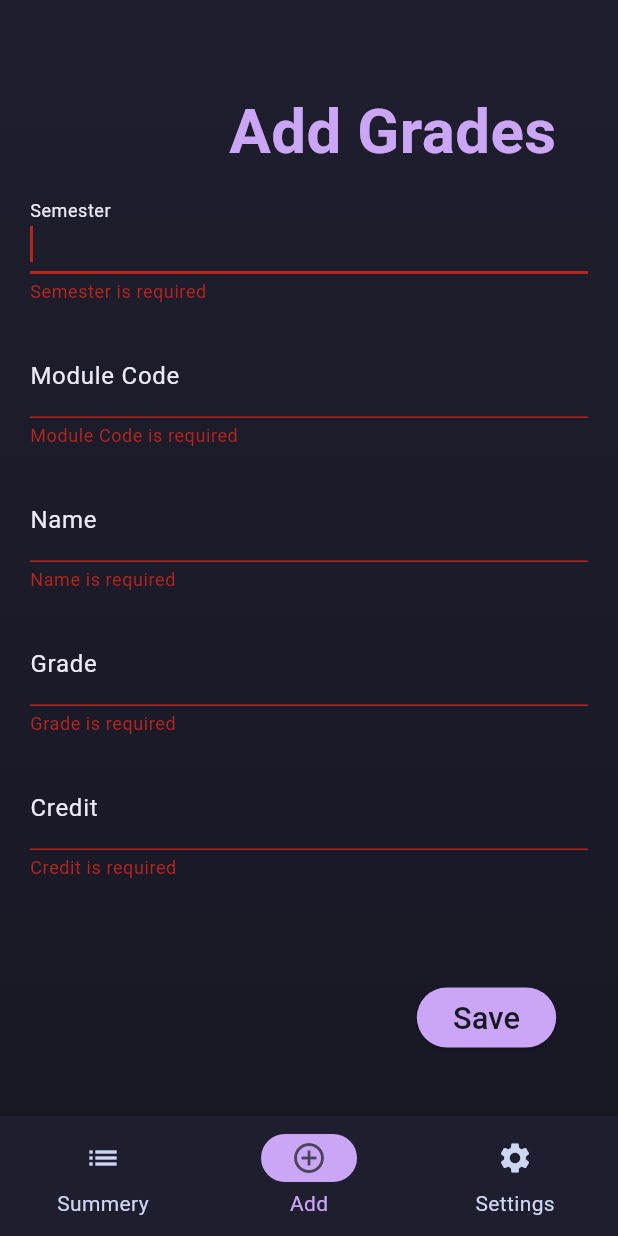
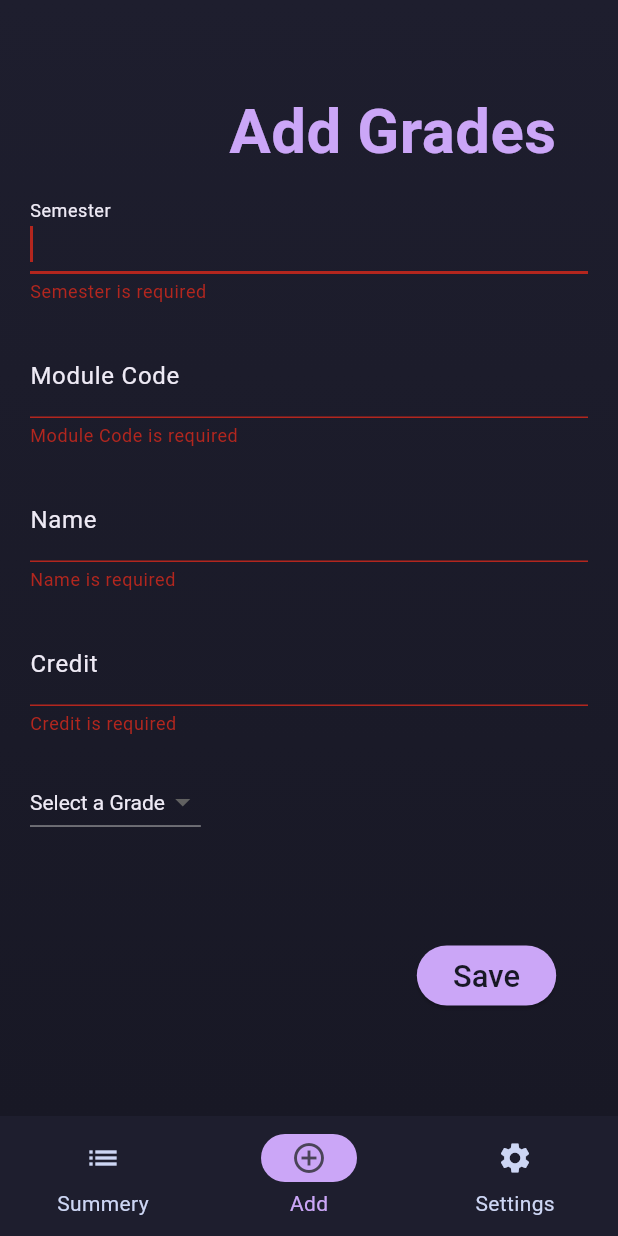
Before and after one commit to RukshanRanasinghe2000/gpa_cal, a Flutter app: the screen it shows after launch, item 2 of the bottom bar chosen, after a tap on "Save", on a phone screen of 412 x 824 dp. Run offline on Flutter 3.47's test engine with Material 3 defaults, Android fonts, the phone set to English and light mode, and no system bars; our stand-ins replace sqflite, sqflite_common_ffi; accounts and stored records are empty.

Commit message:
feat: add dropdown for select the grades

```diff
--- a/lib/app/data/controllers/settings_controller.dart
+++ b/lib/app/data/controllers/settings_controller.dart
@@ -107,7 +107,6 @@ class SettingController {
       'settings',
       columns: ['grade']
     );
-
     if (settings.isEmpty) {
       // Insert default settings only if the table is empty
       SettingController subjectController = SettingController();
@@ -115,7 +114,6 @@ class SettingController {
 
       // Re-fetch the settings after inserting default values
       settings = await _db.query('settings');
-
     }
     return settings;
   }
@@ -128,7 +126,6 @@ class SettingController {
 
     // Check if settings table is empty
     List<Map<String, dynamic>> settings = await _db.query('settings');
-
     if (settings.isEmpty) {
       // Default data
       List<List<dynamic>> rows = [
--- a/lib/app/screens/add.dart
+++ b/lib/app/screens/add.dart
@@ -1,5 +1,6 @@
 import 'package:flutter/material.dart';
 import 'package:gpa_cal/constant.dart';
+import '../data/controllers/settings_controller.dart';
 import '../data/controllers/subject_controller.dart';
 import '../data/validators/form_validation.dart';
 
@@ -18,6 +19,23 @@ class _AddInfoState extends State<AddInfo> {
   final TextEditingController _nameController = TextEditingController();
   final TextEditingController _gradeController = TextEditingController();
   final TextEditingController _creditController = TextEditingController();
+  SettingController settingController = SettingController();
+
+  List<String> allGrades = [];
+  String? selectedGrade;
+
+  @override
+  void initState() {
+    super.initState();
+    _loadGrades();
+  }
+
+  Future<void> _loadGrades() async {
+    List grades = await settingController.getAllGrades();
+    setState(() {
+      allGrades = grades.map((row) => row['grade'] as String).toList();
+    });
+  }
 
   void clearForm() {
     _semesterController.clear();
@@ -25,10 +43,21 @@ class _AddInfoState extends State<AddInfo> {
     _nameController.clear();
     _gradeController.clear();
     _creditController.clear();
+    setState(() {
+      selectedGrade = null;
+    });
   }
 
   Future<void> save() async {
     if (!_formKey.currentState!.validate()) {
+      return;
+    }
+
+    // Check if the dropdown value is selected
+    if (selectedGrade == null) {
+      ScaffoldMessenger.of(context).showSnackBar(
+        const SnackBar(content: Text('Grade is required')),
+      );
       return;
     }
 
@@ -85,7 +114,7 @@ class _AddInfoState extends State<AddInfo> {
       String semester = _semesterController.text.trim();
       String moduleCode = _moduleCodeController.text.trim();
       String name = _nameController.text.trim();
-      String grade = _gradeController.text.trim().toUpperCase();
+      String grade = selectedGrade!;
       String credit = _creditController.text.trim();
 
       SubjectController().addSubject(moduleCode, name, semester, grade, credit);
@@ -138,11 +167,42 @@ class _AddInfoState extends State<AddInfo> {
                       validator: (value) => FormValidator.validateRequired(value, "Module Code")),
                   _buildTextField("Name", _nameController,
                       validator: (value) => FormValidator.validateRequired(value, "Name")),
-                  _buildTextField("Grade", _gradeController,
-                      validator: FormValidator.validateGrade),
                   _buildTextField("Credit", _creditController,
                       keyboardType: TextInputType.number,
                       validator: FormValidator.validateCredit),
+                  if (allGrades.isNotEmpty)
+                    Padding(
+                      padding: const EdgeInsets.symmetric(horizontal: 20, vertical: 10),
+                      child: Align(
+                        alignment: Alignment.centerLeft,
+                        child: DropdownButton<String>(
+                          value: selectedGrade,
+                          items: allGrades.map((String grade) {
+                            return DropdownMenuItem<String>(
+                              value: grade,
+                              child: Text(grade),
+                            );
+                          }).toList(),
+                          onChanged: (String? newValue) {
+                            setState(() {
+                              selectedGrade = newValue;
+                            });
+                          },
+                          hint: const Text(
+                            "Select a Grade",
+                            style: TextStyle(
+                              color: textParagraph,
+                              fontFamily: primaryFont,
+                            ),
+                          ),
+                          style: TextStyle(
+                            color: textParagraph,
+                            fontFamily: primaryFont,
+                          ),
+                          dropdownColor: darkBackground,
+                        ),
+                      ),
+                    ),
                   Padding(
                     padding: EdgeInsets.only(
                       left: screenWidth * 0.10,
```
